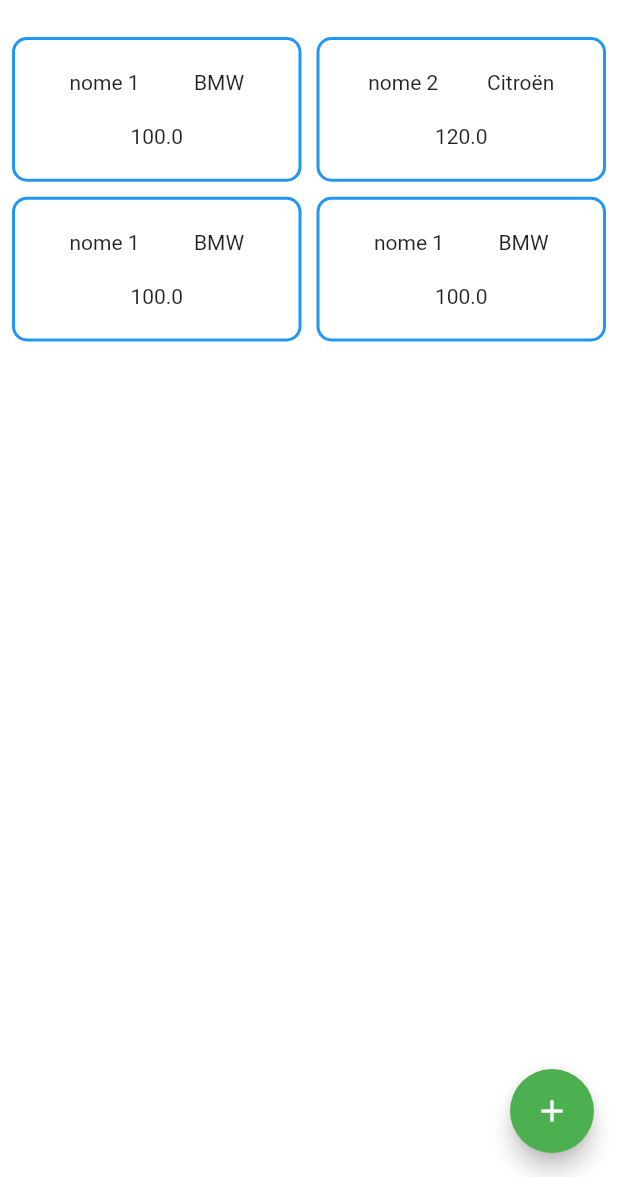
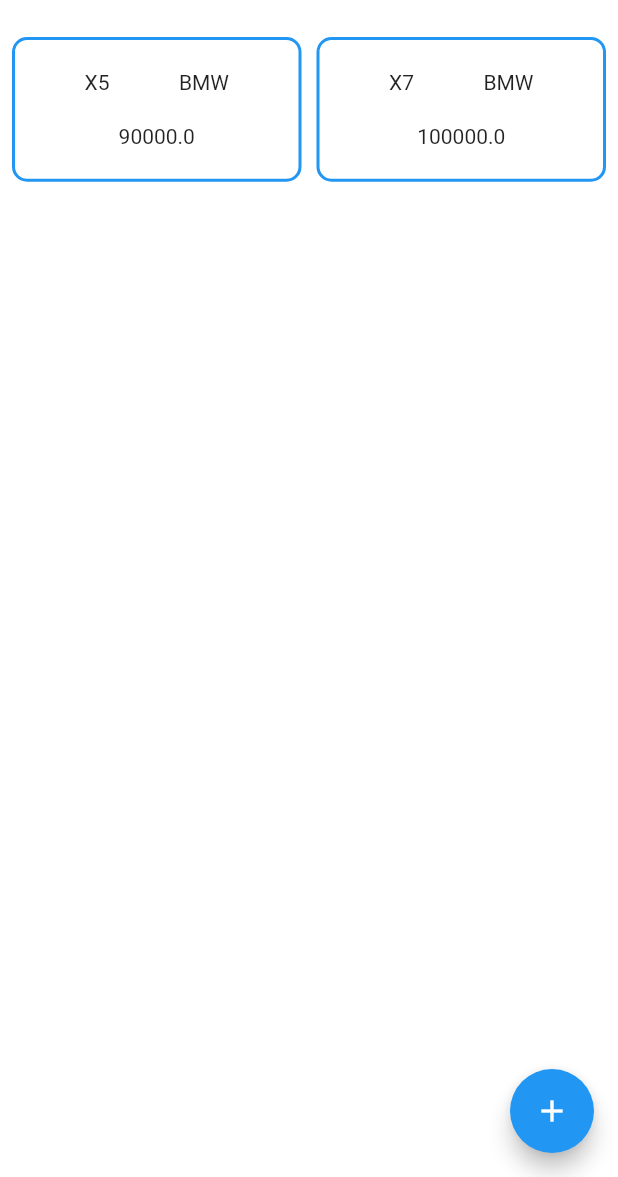
Before and after one commit to Jemesson/cars, a Flutter app: the screen it shows after launch, on a phone screen of 412 x 824 dp, the part 59-1236 px from its top. Run offline on Flutter 3.47's test engine with Material 2 defaults, Android fonts, the phone set to English and light mode, and no system bars.

```diff
--- a/lib/pages/cars_page.dart
+++ b/lib/pages/cars_page.dart
@@ -15,13 +15,8 @@ class CarsPage extends StatefulWidget {
 
 class _CarsPageState extends State<CarsPage> {
   static final cars = [
-    Car(name: "nome 1", price: 100.0, brand: Brand(nome: "BMW", codigo: "1")),
-    Car(
-        name: "nome 2",
-        price: 120.0,
-        brand: Brand(nome: "Citroën", codigo: "1")),
-    Car(name: "nome 1", price: 100.0, brand: Brand(nome: "BMW", codigo: "1")),
-    Car(name: "nome 1", price: 100.0, brand: Brand(nome: "BMW", codigo: "1"))
+    Car(name: "X5", price: 90000.0, brand: Brand(nome: "BMW", codigo: "1")),
+    Car(name: "X7", price: 100000.0, brand: Brand(nome: "BMW", codigo: "2"))
   ];
 
   @override
@@ -64,7 +59,7 @@ class _CarsPageState extends State<CarsPage> {
             ),
           );
         },
-        backgroundColor: Colors.green,
+        backgroundColor: Colors.blue,
         child: const Icon(Icons.add),
       ),
     );
--- a/pubspec.yaml
+++ b/pubspec.yaml
@@ -58,6 +58,9 @@ flutter:
   # the material Icons class.
   uses-material-design: true
 
+  assets:
+    - assets/images/
+
   # To add assets to your application, add an assets section, like this:
   # assets:
   #   - images/a_dot_burr.jpeg
```
Also changed, not shown: lib/pages/car_detail.dart (added, +69 -0 lines), lib/pages/select_brand.dart (deleted, +0 -10 lines), lib/widgets/car_widget.dart (+16 -0 lines), assets/images/car.png (added).
